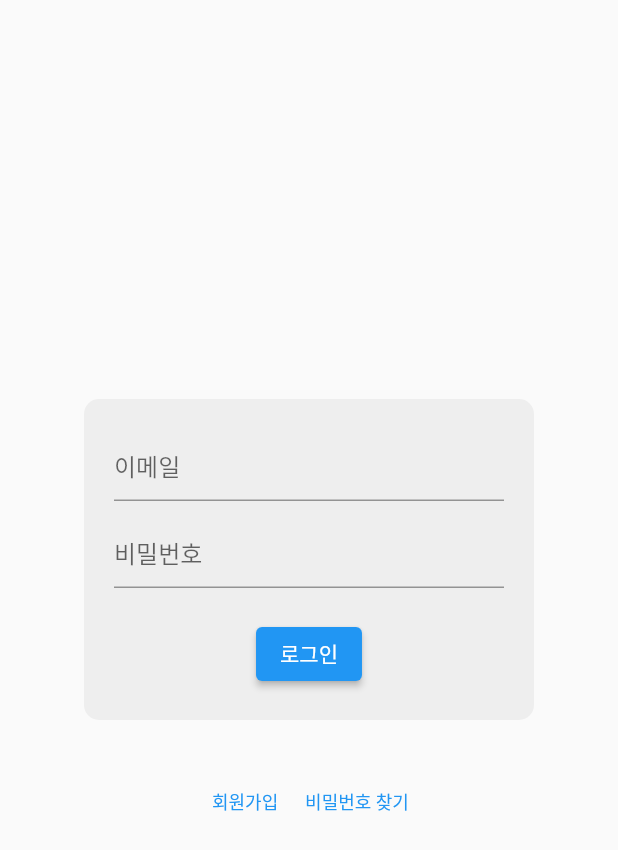
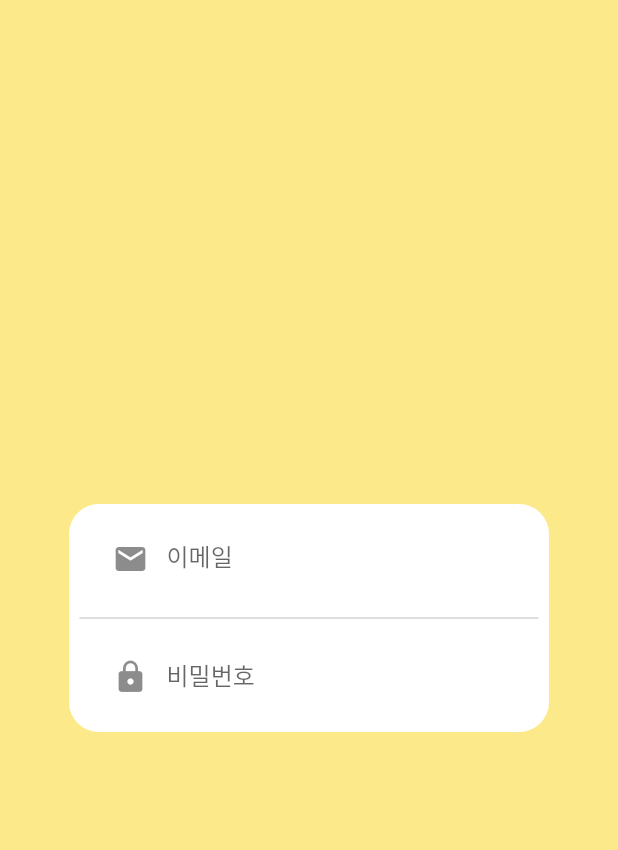
Before and after one commit to dmsdn02/CodeMate, a Flutter app: the screen it shows after launch, on a phone screen of 412 x 824 dp. Shown: the top 850 px of the screen. Run offline on Flutter 3.47's test engine with Material 2 defaults, Android fonts, the phone set to English and light mode, and no system bars.

Commit message:
feat : 로그인페이지 디자인 수정 및 이미지 생성

```diff
--- a/lib/screen/login.dart
+++ b/lib/screen/login.dart
@@ -17,66 +17,54 @@ class LoginPage extends StatelessWidget {
   @override
   Widget build(BuildContext context) {
     return Scaffold(
+      backgroundColor: Color(0xFFFCEA8A), // 배경색 설정
+
       body: Center(
-        child: Column(
-          mainAxisAlignment: MainAxisAlignment.center,
-          children: <Widget>[
-            Container(
-              width: 300, // 네모박스의 가로길이 조절 가능
-              padding: EdgeInsets.all(20),
+        child: Container(
+          width: 320, // 네모박스의 너비 설정
+          padding: EdgeInsets.all(7), // 네모박스 내부 패딩 설정
           decoration: BoxDecoration(
-                borderRadius: BorderRadius.circular(10),
-                color: Colors.grey[200], // 배경색 설정
+            color: Colors.white, // 네모박스 배경색 설정
+            borderRadius: BorderRadius.circular(20), // 둥근 네모박스를 위한 BorderRadius 설정
           ),
           child: Column(
+            mainAxisSize: MainAxisSize.min,
             children: <Widget>[
-                  TextField(
+              // 이메일 입력란
+              Container(
+                padding: EdgeInsets.symmetric(horizontal: 10),
+                child: TextFormField(
                   decoration: InputDecoration(
-                      hintText: '이메일',
+                    labelText: '이메일',
+                    filled: true,
+                    fillColor: Colors.white,
+                    border: InputBorder.none,
+                    prefixIcon: Icon(Icons.email), // 아이콘 추가
+                  ),
+                  style: TextStyle(
+                    color: Colors.grey, // 글자 색상 지정
                   ),
                 ),
-                  SizedBox(height: 10),
-                  TextField(
-                    obscureText: true, // 비밀번호 필드로 설정
+              ),
+              Divider(height: 20, color: Colors.grey[400]), // 가로선 추가
+              // 비밀번호 입력란
+              Container(
+                padding: EdgeInsets.symmetric(horizontal: 10),
+                child: TextFormField(
                   decoration: InputDecoration(
-                      hintText: '비밀번호',
+                    labelText: '비밀번호',
+                    filled: true,
+                    fillColor: Colors.white,
+                    border: InputBorder.none,
+                    prefixIcon: Icon(Icons.lock), // 아이콘 추가
                   ),
+                  style: TextStyle(
+                    color: Colors.grey[50], // 글자 색상 지정
                   ),
-                  SizedBox(height: 20),
-                  ElevatedButton(
-                    onPressed: () {
-                      // 로그인 버튼 클릭 시 수행할 동작 설정
-                    },
-                    child: Text('로그인'),
-                  ),
-                ],
-              ),
-            ),
-            SizedBox(height: 30),
-            Row(
-              mainAxisAlignment: MainAxisAlignment.center,
-              children: <Widget>[
-                TextButton(
-                  onPressed: () {
-                    // 회원가입 버튼 클릭 시 수행할 동작 설정
-                  },
-                  child: Text(
-                    '회원가입',
-                    style: TextStyle(fontSize: 12),
-                  ),
-                ),
-                TextButton(
-                  onPressed: () {
-                    // 비밀번호 찾기 버튼 클릭 시 수행할 동작 설정
-                  },
-                  child: Text(
-                    '비밀번호 찾기',
-                    style: TextStyle(fontSize: 12),
                 ),
               ),
             ],
           ),
-          ],
         ),
       ),
     );
```
Also changed, not shown: lib/image/codingicon.png (added), lib/screen/FindRegister.dart (added), lib/screen/Register.dart (added), 1 other file. Lines whose indentation alone changed are shown as unchanged.
